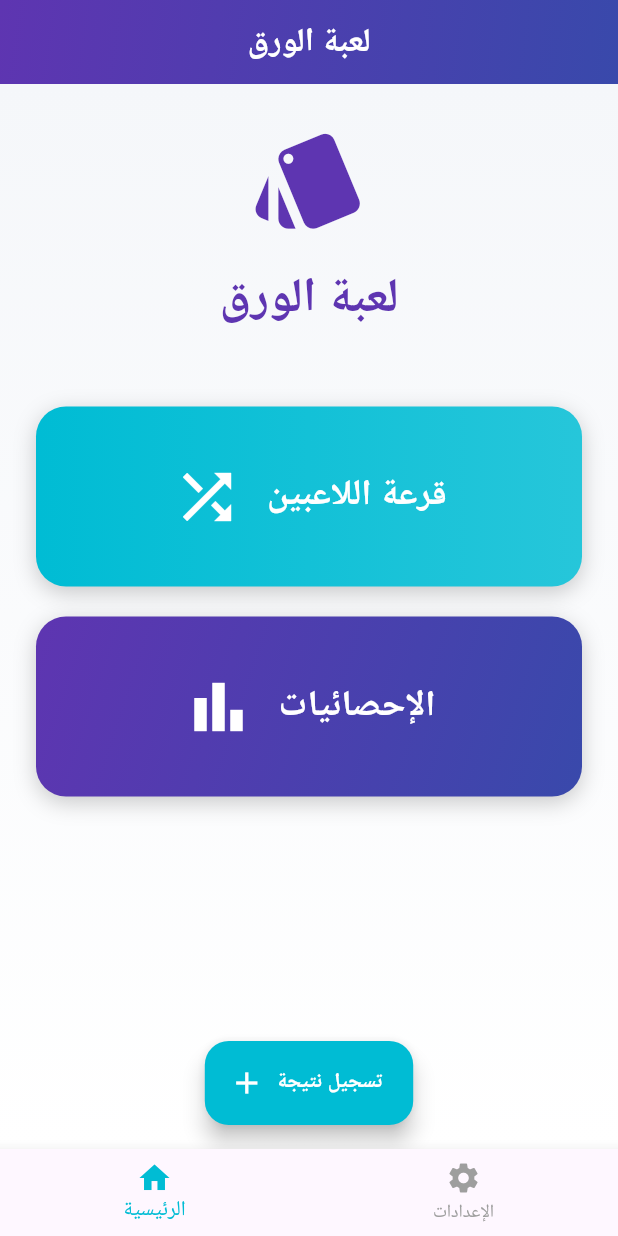
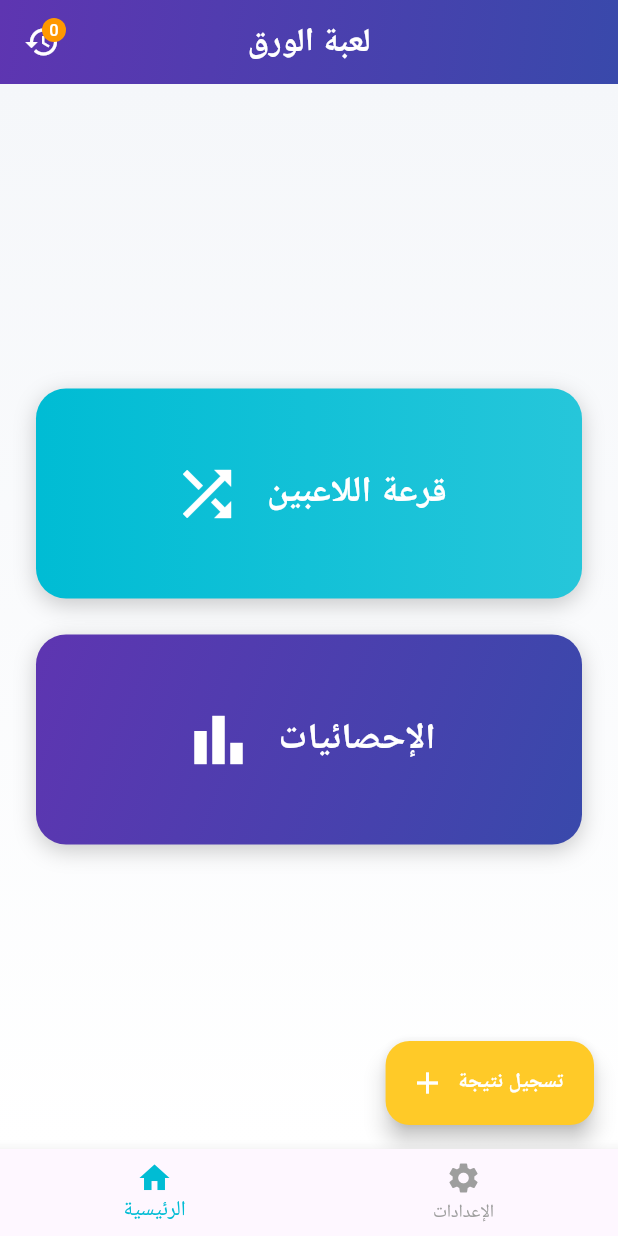
Before and after one commit to AiExpert1985/family_cards, a Flutter app: the screen it shows after launch, on a phone screen of 412 x 824 dp. Run offline on Flutter 3.47's test engine with Material 3 defaults, Android fonts, the phone set to English and light mode, and no system bars; our stand-ins replace file_picker, flutter_riverpod, share_plus, shared_preferences.

Commit message:
Enhance main screen and improve games history UI
🎨 Main Screen Improvements:
- Removed card icon and title for cleaner look
- Increased button height from 120 to 140 pixels
- Better vertical spacing with centered buttons
- Removed redundant history text button

➕ FAB Enhancements:
- Changed position to bottom right (standard placement)
- Updated color to light warm amber (#FFCA28)
- Better visual hierarchy and contrast

📜 History Icon with Badge:
- Added history icon to app bar (left side)
- Shows game count badge in orange
- Always visible and easily accessible
- Integrated with gamesProvider for live count

🎮 Games History UI Refresh:
- Replaced text scores (1-0, 0-1) with visual indicators
- Winning team: green border + light green background
- Losing team: transparent border + grey background
- Cleaner, more intuitive at a glance
- Matches style used in player games bottom sheet

📱 App Structure:
- Changed HomePage to ConsumerStatefulWidget for game count
- Home tab now shows history icon with badge
- Settings tab keeps clean app bar
- Consistent gradient theme across all headers

```diff
--- a/lib/pages/home_page.dart
+++ b/lib/pages/home_page.dart
@@ -1,17 +1,20 @@
 // ============== pages/home_page.dart ==============
 import 'package:flutter/material.dart';
+import 'package:flutter_riverpod/flutter_riverpod.dart';
+import '../providers/providers.dart';
 import '../theme/app_theme.dart';
+import 'games_history_page.dart';
 import 'main_tab.dart';
 import 'settings_page.dart';
 
-class HomePage extends StatefulWidget {
+class HomePage extends ConsumerStatefulWidget {
   const HomePage({super.key});
 
   @override
-  State<HomePage> createState() => _HomePageState();
+  ConsumerState<HomePage> createState() => _HomePageState();
 }
 
-class _HomePageState extends State<HomePage> {
+class _HomePageState extends ConsumerState<HomePage> {
   int _currentIndex = 0;
 
   final _tabs = [
@@ -21,6 +24,12 @@ class _HomePageState extends State<HomePage> {
 
   @override
   Widget build(BuildContext context) {
+    final gamesAsync = ref.watch(gamesProvider);
+    final gameCount = gamesAsync.maybeWhen(
+      data: (games) => games.length,
+      orElse: () => 0,
+    );
+
     return Scaffold(
       appBar: _currentIndex == 0
           ? AppBar(
@@ -35,6 +44,17 @@ class _HomePageState extends State<HomePage> {
               ),
               foregroundColor: Colors.white,
               elevation: 0,
+              leading: IconButton(
+                icon: Badge(
+                  label: Text('$gameCount'),
+                  backgroundColor: AppTheme.warningOrange,
+                  child: const Icon(Icons.history),
+                ),
+                onPressed: () => Navigator.push(
+                  context,
+                  MaterialPageRoute(builder: (_) => const GamesHistoryPage()),
+                ),
+              ),
             )
           : AppBar(
               title: const Text(
--- a/lib/pages/main_tab.dart
+++ b/lib/pages/main_tab.dart
@@ -25,26 +25,11 @@ class MainTab extends StatelessWidget {
         ),
         child: SafeArea(
           child: Padding(
-            padding: const EdgeInsets.all(24),
+            padding: const EdgeInsets.symmetric(horizontal: 24, vertical: 40),
             child: Column(
               mainAxisAlignment: MainAxisAlignment.center,
               children: [
-                // App title/logo area
-                const Icon(
-                  Icons.style,
-                  size: 80,
-                  color: AppTheme.primaryPurple,
-                ),
-                const SizedBox(height: 16),
-                const Text(
-                  'لعبة الورق',
-                  style: TextStyle(
-                    fontSize: 32,
-                    fontWeight: FontWeight.bold,
-                    color: AppTheme.primaryPurple,
-                  ),
-                ),
-                const SizedBox(height: 48),
+                const Spacer(),
 
                 // Random Teams Button
                 _buildMainButton(
@@ -60,7 +45,7 @@ class MainTab extends StatelessWidget {
                   ),
                 ),
 
-                const SizedBox(height: 20),
+                const SizedBox(height: 24),
 
                 // Statistics Button
                 _buildMainButton(
@@ -75,19 +60,6 @@ class MainTab extends StatelessWidget {
                 ),
 
                 const Spacer(),
-
-                // History button (small)
-                TextButton.icon(
-                  onPressed: () => Navigator.push(
-                    context,
-                    MaterialPageRoute(builder: (_) => const GamesHistoryPage()),
-                  ),
-                  icon: const Icon(Icons.history, size: 20),
-                  label: const Text('سجل المباريات'),
-                  style: TextButton.styleFrom(
-                    foregroundColor: AppTheme.warningOrange,
-                  ),
-                ),
               ],
             ),
           ),
@@ -103,11 +75,11 @@ class MainTab extends StatelessWidget {
           'تسجيل نتيجة',
           style: TextStyle(fontWeight: FontWeight.bold),
         ),
-        backgroundColor: AppTheme.accentTeal,
+        backgroundColor: const Color(0xFFFFCA28), // Light amber
         foregroundColor: Colors.white,
         elevation: 6,
       ),
-      floatingActionButtonLocation: FloatingActionButtonLocation.centerFloat,
+      floatingActionButtonLocation: FloatingActionButtonLocation.endFloat,
     );
   }
 
@@ -120,7 +92,7 @@ class MainTab extends StatelessWidget {
   }) {
     return Container(
       width: double.infinity,
-      height: 120,
+      height: 140,
       decoration: BoxDecoration(
         gradient: gradient,
         borderRadius: BorderRadius.circular(20),
```
Also changed, not shown: lib/pages/games_history_page.dart (+65 -25 lines).
